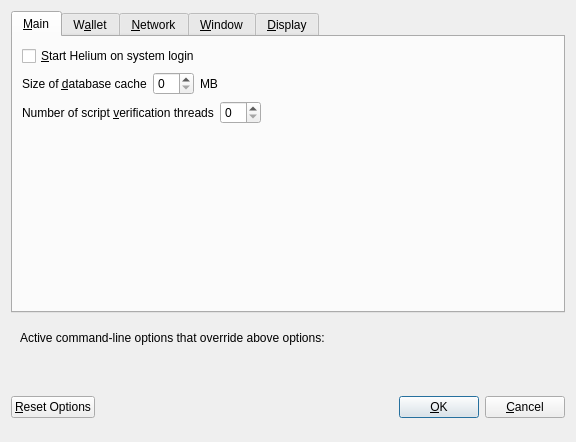
Above: src/qt/forms/optionsdialog.ui from heliumchain/squorum before the change. Below: the same form after it.
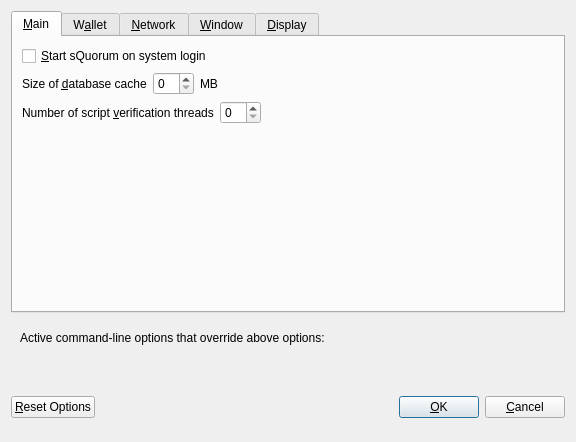
That is the form after the change. Custom widgets are drawn as their Qt base class.

Commit message:
Rebrand Helium to sQuorum in text
Replace all Helium and HLM in files and filenames with sQuorum and SQR

```diff
--- a/src/qt/forms/optionsdialog.ui
+++ b/src/qt/forms/optionsdialog.ui
@@ -33,7 +33,7 @@
           <string>Automatically start Helium after logging in to the system.</string>
          </property>
          <property name="text">
-          <string>&amp;Start Helium on system login</string>
+          <string>&amp;Start sQuorum on system login</string>
          </property>
         </widget>
        </item>
```
Left out of the diff: 10 changed lines with no effect on the pictures. The commit also changes 478 other files.
